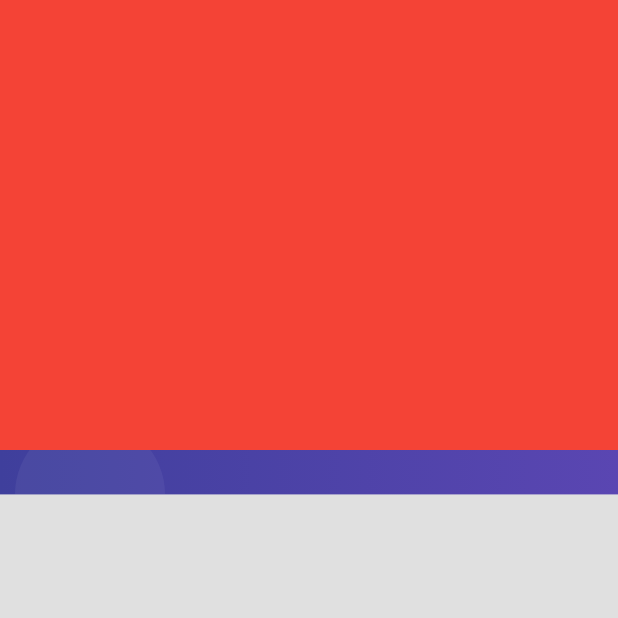
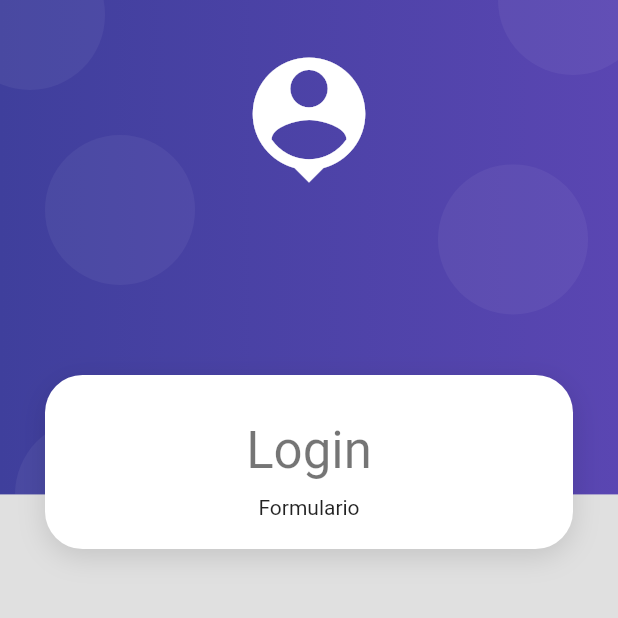
Before and after one commit to sleatherv/flutter_products_app, a Flutter app: the screen it shows after launch, on a phone screen of 412 x 824 dp, the top half of it. Run offline on Flutter 3.47's test engine with Material 2 defaults, Android fonts, the phone set to English and light mode, and no system bars.

Commit message:
[ADD] Form White container

```diff
--- a/lib/screens/login_screen.dart
+++ b/lib/screens/login_screen.dart
@@ -9,11 +9,23 @@ class LoginScreen extends StatelessWidget {
   Widget build(BuildContext context) {
     return Scaffold(
       body: AuthBackground(
-        child: Container(
-          width: double.infinity,
-          height: 300,
-          color: Colors.red,
-        ),
+        child: SingleChildScrollView(
+          child: Column(
+            children: [
+              const SizedBox(height: 250),
+              CardContainer(
+                child: Column(
+                  children: [
+                    const SizedBox(height: 10),
+                    Text('Login', style: Theme.of(context).textTheme.headline4),
+                    const SizedBox(height: 10),
+                    const Text('Formulario')
+                  ],
+                )
+              )
+            ],
+          ),
+        )
       ),
     );
   }
--- /dev/null
+++ b/lib/widgets/card_container.dart
@@ -0,0 +1,34 @@
+import 'package:flutter/material.dart';
+
+class CardContainer extends StatelessWidget {
+  final Widget child;
+
+  const CardContainer({ Key? key, required this.child }) : super(key: key);
+
+  @override
+  Widget build(BuildContext context) {
+    return Padding(
+      padding: const EdgeInsets.symmetric(horizontal: 30),
+      child: Container(
+        width: double.infinity,
+        padding: const EdgeInsets.all(20),
+        decoration: _createCardShape(),
+        child: child,
+      ),
+    );
+  }
+
+  BoxDecoration _createCardShape() {
+    return BoxDecoration(
+      color: Colors.white,
+      borderRadius: BorderRadius.circular(25),
+      boxShadow: const [
+        BoxShadow(
+          color: Colors.black12,
+          blurRadius: 15,
+          offset: Offset(0,5)
+        )
+      ]
+    );
+  }
+}
--- a/lib/widgets/widgets.dart
+++ b/lib/widgets/widgets.dart
@@ -1 +1,2 @@
 export 'package:products_app/widgets/auth_background.dart';
+export 'package:products_app/widgets/card_container.dart';
```
